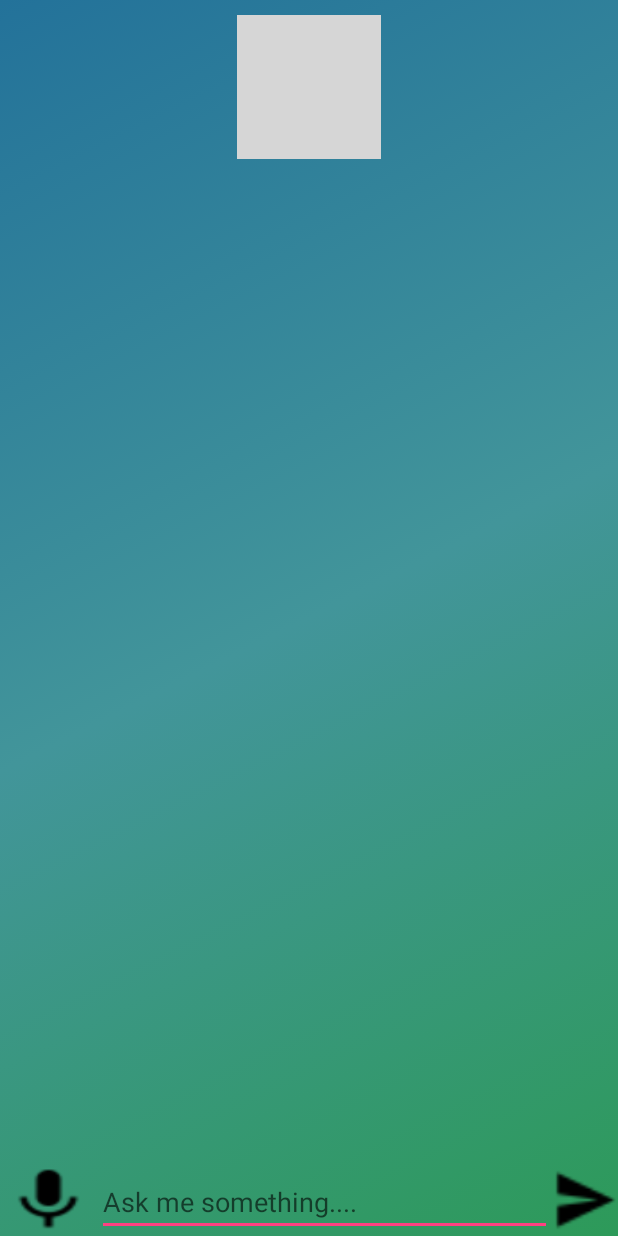
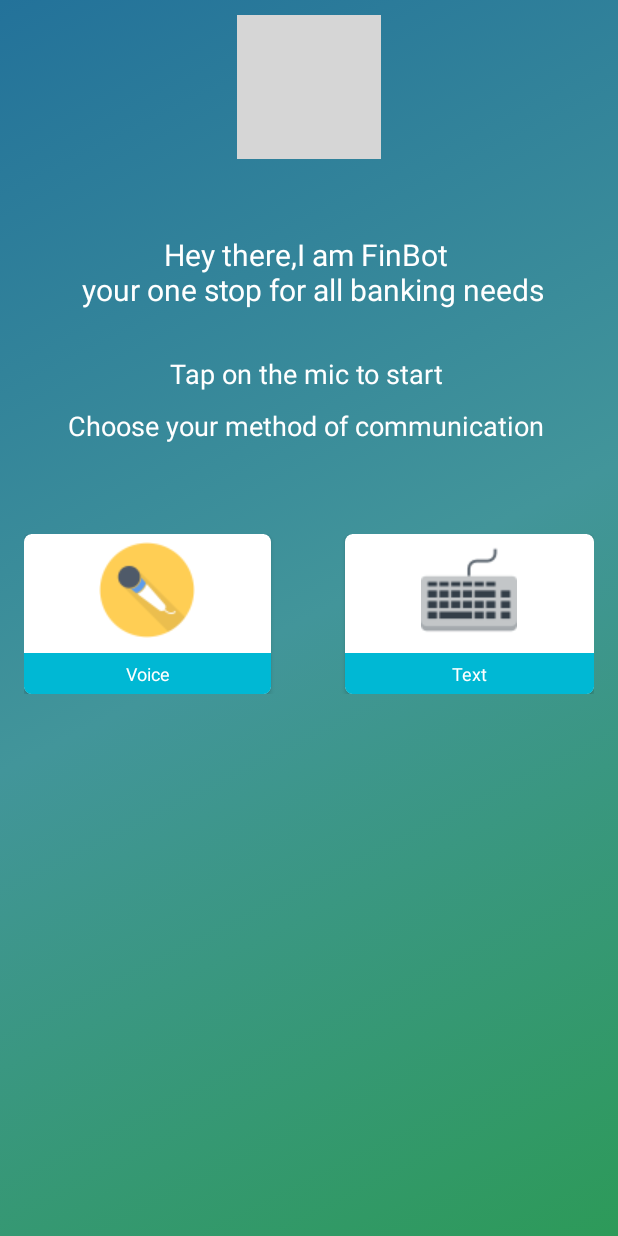
Before and after one commit to icancode23/SBI-FINBOT, an Android app: the screen it shows after launch (Bot_Activity), on a phone screen of 412 x 824 dp. Run offline under Robolectric (Android 15) with nearby library versions, the phone set to English and light mode, and no system bars; 2 statements that could not run were skipped; grey boxes are pictures that could not be loaded.

Commit message:
Finished the Intro Activity

```diff
--- a/app/build.gradle
+++ b/app/build.gradle
@@ -27,5 +27,6 @@ dependencies {
     compile 'com.android.support:appcompat-v7:25.3.1'
     compile 'com.android.support.constraint:constraint-layout:1.0.2'
     compile 'com.android.support:recyclerview-v7:25.3.1'
+    compile 'com.android.support:cardview-v7:25.3.1'
     testCompile 'junit:junit:4.12'
 }
--- a/app/src/main/res/layout/activity_bot_.xml
+++ b/app/src/main/res/layout/activity_bot_.xml
@@ -14,16 +14,149 @@
         android:layout_centerHorizontal="true"
         android:layout_alignParentTop="true"
         android:layout_marginTop="10dp"/>
+    <TextView
+        android:layout_width="match_parent"
+        android:layout_height="wrap_content"
+        android:id="@+id/intro"
+        android:text="Hey there,I am FinBot \n your one stop for all banking needs"
+        android:textSize="20sp"
+        android:textColor="#FFFFFF"
+        android:layout_below="@id/botImage"
+        android:layout_marginTop="50dp"
+        android:textAlignment="center"
+        />
+    <TextView
+        android:layout_width="match_parent"
+        android:layout_height="wrap_content"
+        android:id="@+id/instruct"
+        android:text="Tap on the mic to start "
+        android:textSize="18sp"
+        android:textColor="#FFFFFF"
+        android:layout_below="@id/intro"
+        android:layout_marginTop="30dp"
+        android:textAlignment="center"
+        />
+    <TextView
+        android:layout_width="match_parent"
+        android:layout_height="wrap_content"
+        android:id="@+id/communicateMethod"
+        android:text="Choose your method of communication "
+        android:textSize="18sp"
+        android:textColor="#FFFFFF"
+        android:layout_marginTop="10dp"
+        android:layout_below="@id/instruct"
+        android:textAlignment="center"
+        />
+    <!-- TODO Create different layout for the commented xml to implement interaction  -->
+    <!--<ImageView
+        android:layout_width="wrap_content"
+        android:layout_height="wrap_content"
+        android:layout_above="@id/frminteractoptions"
+        android:src="@drawable/micmain"
+        android:layout_centerHorizontal="true"
+        android:layout_marginBottom="10dp"/>
 <LinearLayout
     android:layout_width="match_parent"
     android:layout_height="wrap_content"
     android:orientation="horizontal"
-    android:layout_alignParentBottom="true">
+    android:layout_alignParentBottom="true"
+    android:id="@+id/frminteractoptions">
     <FrameLayout
         android:layout_width="match_parent"
         android:layout_height="wrap_content"
         android:id="@+id/interaction_options"/>
 
 </LinearLayout>
+-->
 
+    <LinearLayout
+        android:layout_width="match_parent"
+        android:layout_height="wrap_content"
+        android:orientation="horizontal"
+        android:layout_below="@id/communicateMethod"
+        android:layout_marginLeft="16dp"
+        android:layout_marginRight="16dp"
+        android:layout_marginBottom="16dp"
+        android:layout_marginTop="60dp">
+        <android.support.v7.widget.CardView xmlns:card_view="http://schemas.android.com/apk/res-auto"
+            android:id="@+id/card_view"
+            android:layout_width="0dp"
+            android:layout_height="wrap_content"
+            android:layout_weight="1"
+            card_view:cardCornerRadius="5dp">
+
+            <LinearLayout
+                android:layout_width="match_parent"
+                android:layout_height="wrap_content"
+                android:orientation="vertical">
+
+                <android.support.v7.widget.AppCompatImageView
+                    android:id="@+id/utilityicon"
+                    android:layout_width="wrap_content"
+                    android:layout_height="wrap_content"
+                    android:layout_gravity="center_horizontal"
+                    android:layout_marginLeft="5dp"
+                    android:layout_marginRight="5dp"
+                    android:layout_marginTop="5dp"
+                    android:background="@drawable/voice" />
+
+                <android.support.v7.widget.AppCompatTextView
+                    android:id="@+id/utilityname"
+                    android:layout_width="match_parent"
+                    android:layout_height="wrap_content"
+                    android:layout_gravity="bottom"
+                    android:layout_marginTop="10dp"
+                    android:background="@color/AppTheme"
+                    android:paddingTop="5dp"
+                    android:text="Voice"
+                    android:textAlignment="center"
+                    android:textColor="#ffffff"
+                    android:textSize="12sp"
+                    android:paddingBottom="5dp"/>
+            </LinearLayout>
+        </android.support.v7.widget.CardView>
+        <!--************************** ADDED AN EXTRA VIEW TO CREATE A DIVIDER ********************* -->
+        <View
+            android:layout_height="match_parent"
+            android:layout_weight="0.3"
+            android:layout_width="0dp"
+            />
+        <android.support.v7.widget.CardView xmlns:card_view="http://schemas.android.com/apk/res-auto"
+            android:id="@+id/card_view2"
+            android:layout_width="0dp"
+            android:layout_height="wrap_content"
+            android:layout_weight="1"
+            card_view:cardCornerRadius="5dp">
+
+            <LinearLayout
+                android:layout_width="match_parent"
+                android:layout_height="wrap_content"
+                android:orientation="vertical">
+
+                <android.support.v7.widget.AppCompatImageView
+                    android:id="@+id/utilityicon1"
+                    android:layout_width="wrap_content"
+                    android:layout_height="wrap_content"
+                    android:layout_gravity="center_horizontal"
+                    android:layout_marginLeft="5dp"
+                    android:layout_marginRight="5dp"
+                    android:layout_marginTop="5dp"
+                    android:background="@drawable/keyboard" />
+
+                <android.support.v7.widget.AppCompatTextView
+                    android:id="@+id/utilityname2"
+                    android:layout_width="match_parent"
+                    android:layout_height="wrap_content"
+                    android:layout_gravity="bottom"
+                    android:layout_marginTop="10dp"
+                    android:background="@color/AppTheme"
+                    android:paddingTop="5dp"
+                    android:text="Text"
+                    android:textAlignment="center"
+                    android:textColor="#ffffff"
+                    android:textSize="12sp"
+                    android:paddingBottom="5dp"/>
+            </LinearLayout>
+        </android.support.v7.widget.CardView>
+    </LinearLayout>
 </android.widget.RelativeLayout>
--- a/app/src/main/res/values/colors.xml
+++ b/app/src/main/res/values/colors.xml
@@ -3,4 +3,5 @@
     <color name="colorPrimary">#3F51B5</color>
     <color name="colorPrimaryDark">#303F9F</color>
     <color name="colorAccent">#FF4081</color>
+    <color name="AppTheme">#00B8D4</color>
 </resources>
```
Also changed, not shown: app/src/main/java/com/example/nipunarora/finbot/Adapters/ChatMultiLayoutRecyclerAdapter.java (+2 -5 lines), app/src/main/res/drawable/keyboard.png (added), app/src/main/res/drawable/micmain.png (added), app/src/main/res/drawable/voice.png (added).
